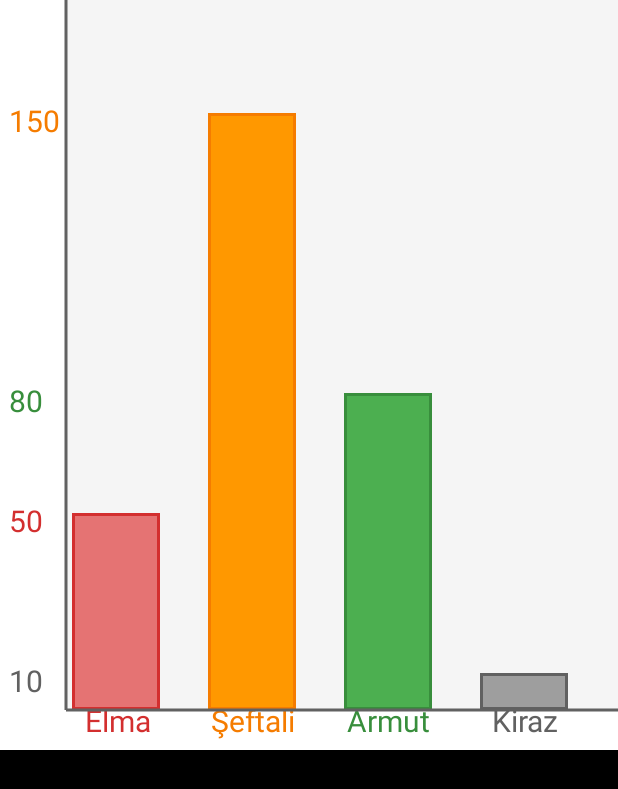
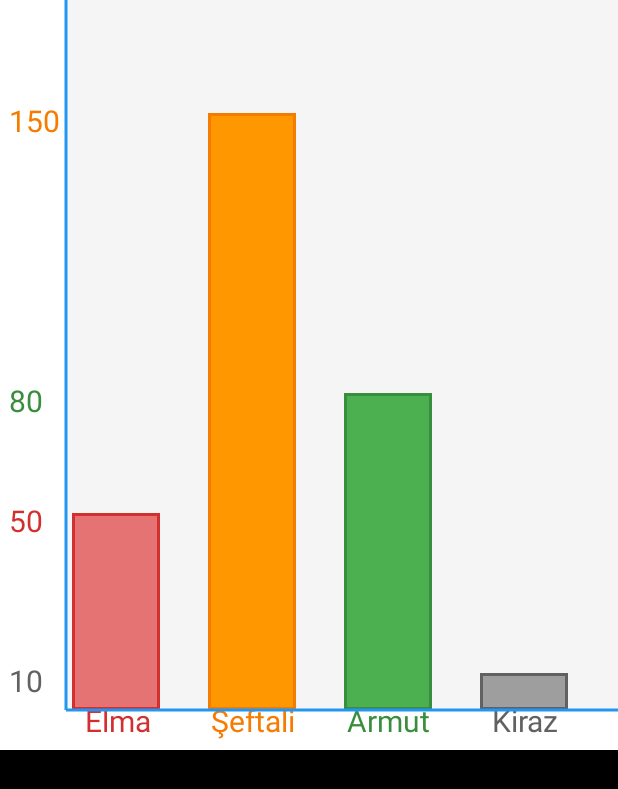
Before and after one commit to otabakoglu/Android-Grafik-Comp, an Android app: the BarChartActivity screen opened directly, with no data from a screen before it, on a phone screen of 412 x 824 dp. Shown: the top 789 px of the screen. Run offline under Robolectric (Android 15) with nearby library versions, the phone set to English and light mode, and no system bars; 1 statement that could not run was skipped.

```diff
--- a/app/src/main/java/SimpleRingChartTR/BarChart.java
+++ b/app/src/main/java/SimpleRingChartTR/BarChart.java
@@ -369,7 +369,7 @@ public class BarChart extends View {
      * Settings Text Size. Default Value 25f
      * @param size  Text Size
      */
-    private void setTextSize(float size){
+    public void setTextSize(float size){
         if(size > 0) {
             textPaint.setTextSize(size);
             invalidate();
--- a/app/src/main/java/com/trozant/android_grafik_comp/BarChartActivity.java
+++ b/app/src/main/java/com/trozant/android_grafik_comp/BarChartActivity.java
@@ -23,6 +23,9 @@ public class BarChartActivity extends Activity {
         barChart.addChartValue("Şeftali", 150, ChartColors.ORANGE);
         barChart.addChartValue("Armut", 80, ChartColors.GREEN);
         barChart.addChartValue("Kiraz", 10, ChartColors.GREY);
+        barChart.setTextSize(30);
+        barChart.setLinesColor(ChartColors.BLUE);
+        barChart.setBackgroundColor(ChartColors.YELLOW);
     }
 
 
```
Also changed, not shown: 2 other files.
